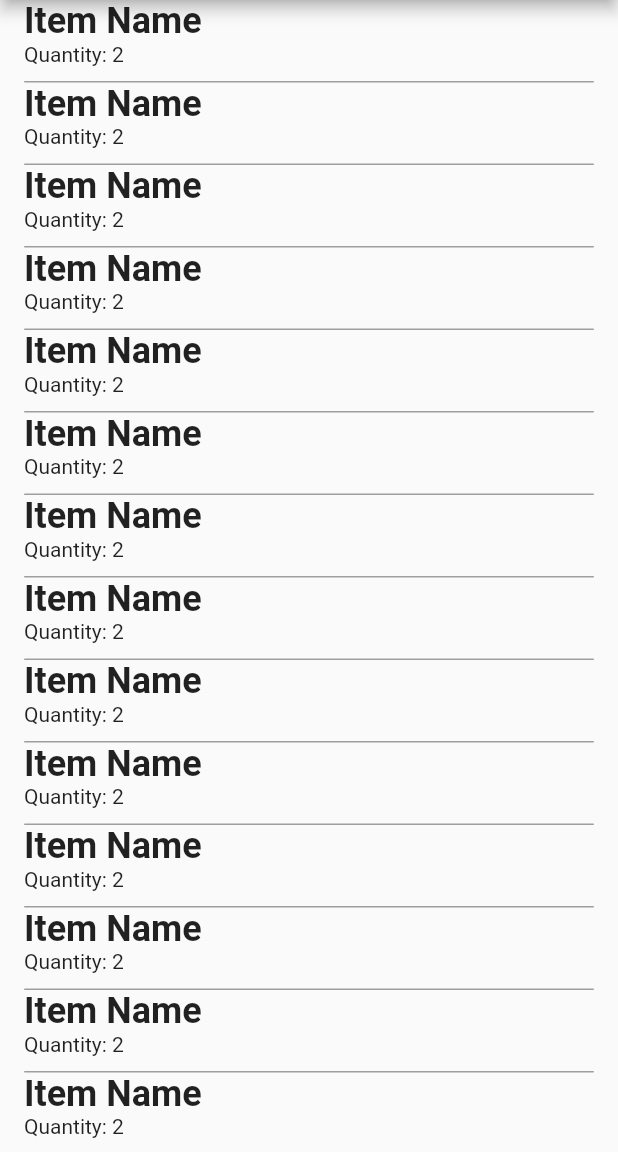
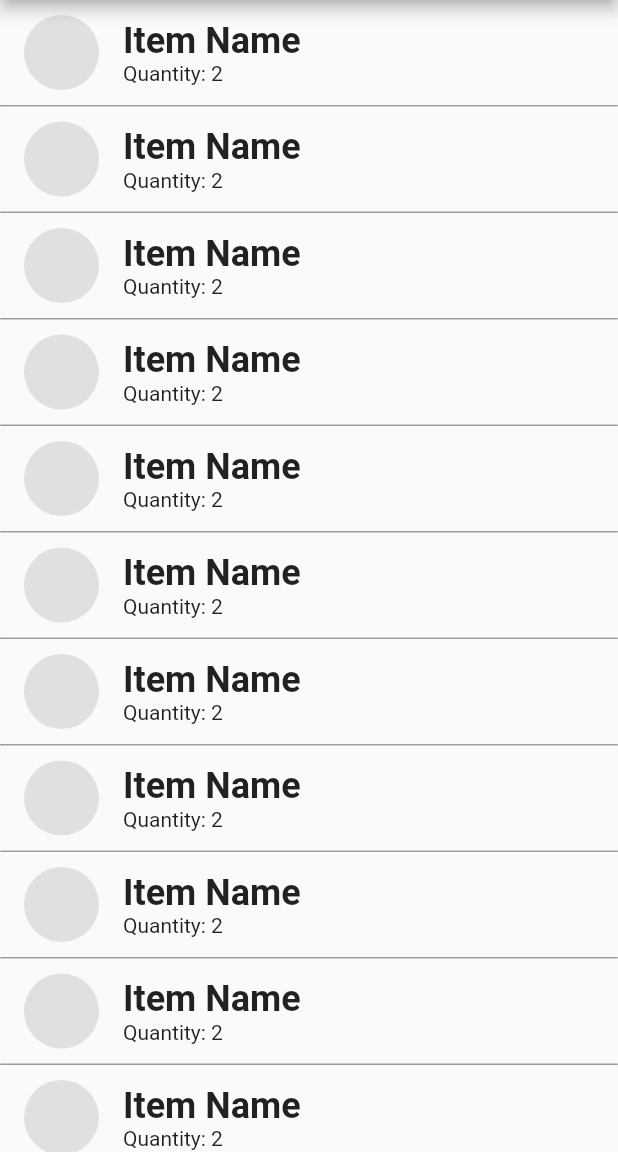
Before and after one commit to pauIbanez/ShoppingList-Front, a Flutter app: the screen it shows after launch, on a phone screen of 412 x 824 dp, the part 84-1236 px from its top. Run offline on Flutter 3.47's test engine with Material 2 defaults, Android fonts, the phone set to English and light mode, and no system bars.

Commit message:
added better styles to the item

```diff
--- a/lib/widgets/item_list.dart
+++ b/lib/widgets/item_list.dart
@@ -16,7 +16,23 @@ class _ItemListState extends State<ItemList> {
       child: ListView.builder(
         itemBuilder: (context, index) {
           return Container(
-            padding: const EdgeInsets.only( left: 16, right: 16),
+            child: Column(
+              children: [
+                Container(
+                  width: double.infinity,
+                  padding: const EdgeInsets.only(top: 10, bottom: 10, left: 16, right: 16),
+                  child: Row(
+                    children: [
+                      Container(
+                        height: 50,
+                        width: 50,
+                        decoration: BoxDecoration(
+                          borderRadius: BorderRadius.circular(25),
+                          color: Colors.grey[300],
+                        ),
+                      ),
+                      SizedBox(width: 16),
+                      Expanded(
                         child: Column(
                           crossAxisAlignment: CrossAxisAlignment.start,
                           children: [
@@ -29,9 +45,12 @@ class _ItemListState extends State<ItemList> {
                                 fontWeight: FontWeight.bold,
                               ),
                             ),
-                Text("Quantity: 2"),
-                SizedBox(
-                  height: 10,
+                            Text("Quantity: 2")
+                          ],
+                        ),
+                      ),
+                    ],
+                  ),
                 ),
                 Container(
                   width: double.infinity,
```
Lines whose indentation alone changed are shown as unchanged.
